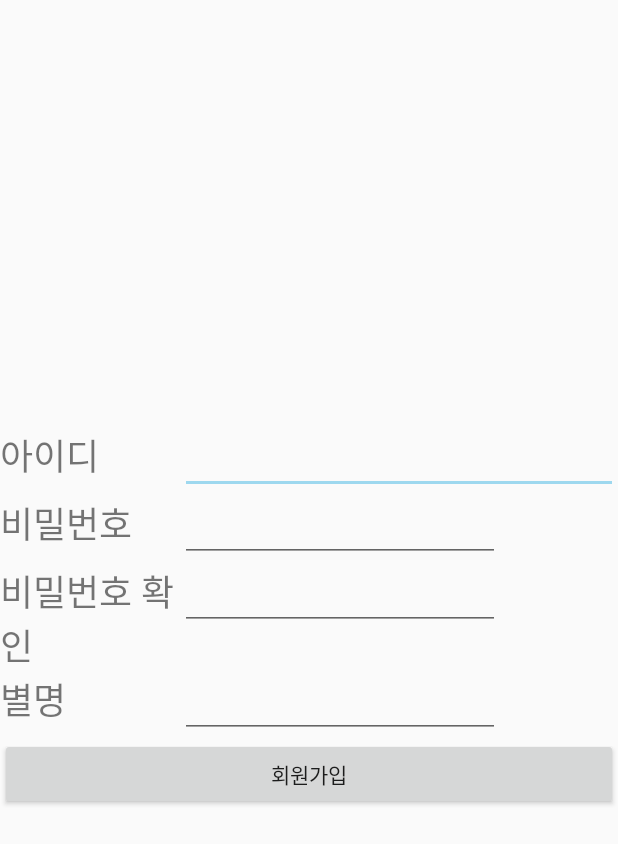
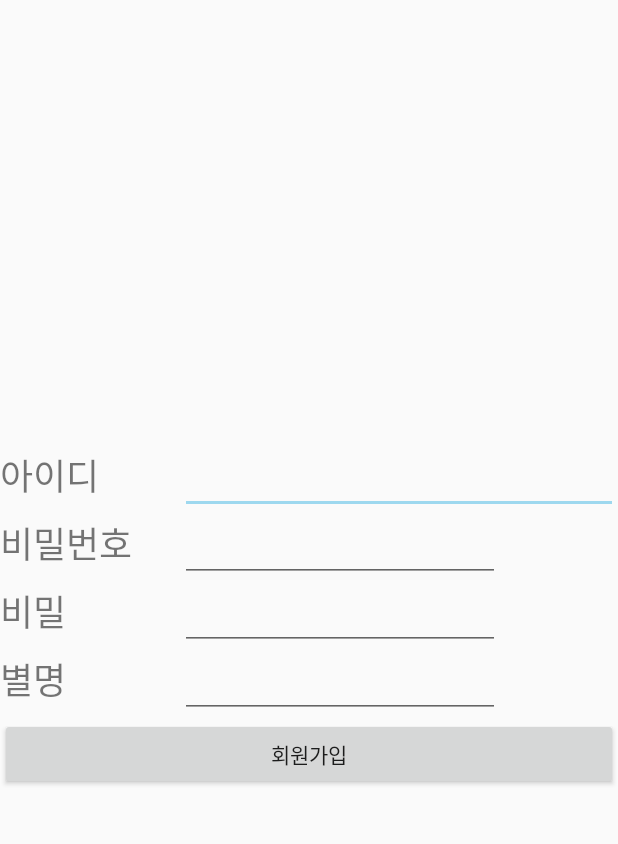
Before and after one commit to aucunn/Wifi_go, an Android app: the Regist screen opened directly, with no data from a screen before it, on a phone screen of 412 x 824 dp. Shown: the top 844 px of the screen. Run offline under Robolectric (Android 15) with nearby library versions, the phone set to English and light mode, and no system bars.

Commit message:
비밀번호수정

```diff
--- a/app/src/main/res/layout/activity_regist.xml
+++ b/app/src/main/res/layout/activity_regist.xml
@@ -77,7 +77,7 @@
                 android:id="@+id/textRePass"
                 android:layout_width="120dp"
                 android:layout_height="wrap_content"
-                android:text="비밀번호 확인"
+                android:text="비밀"
                 android:textSize="24sp" />
 
             <EditText
```
